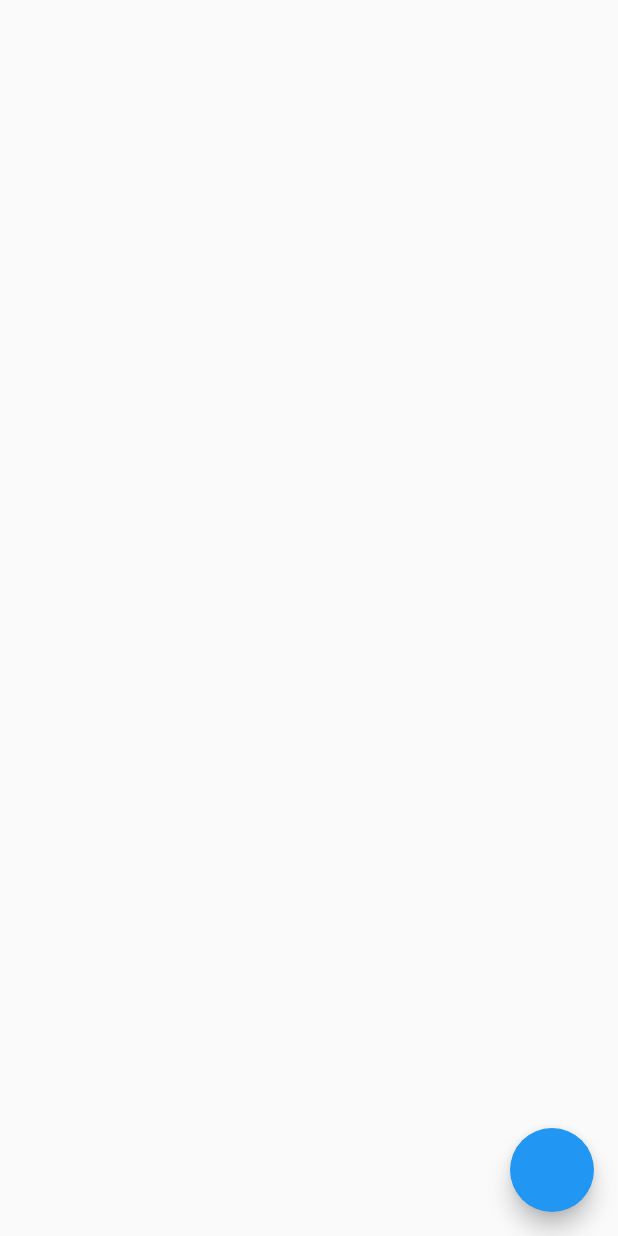
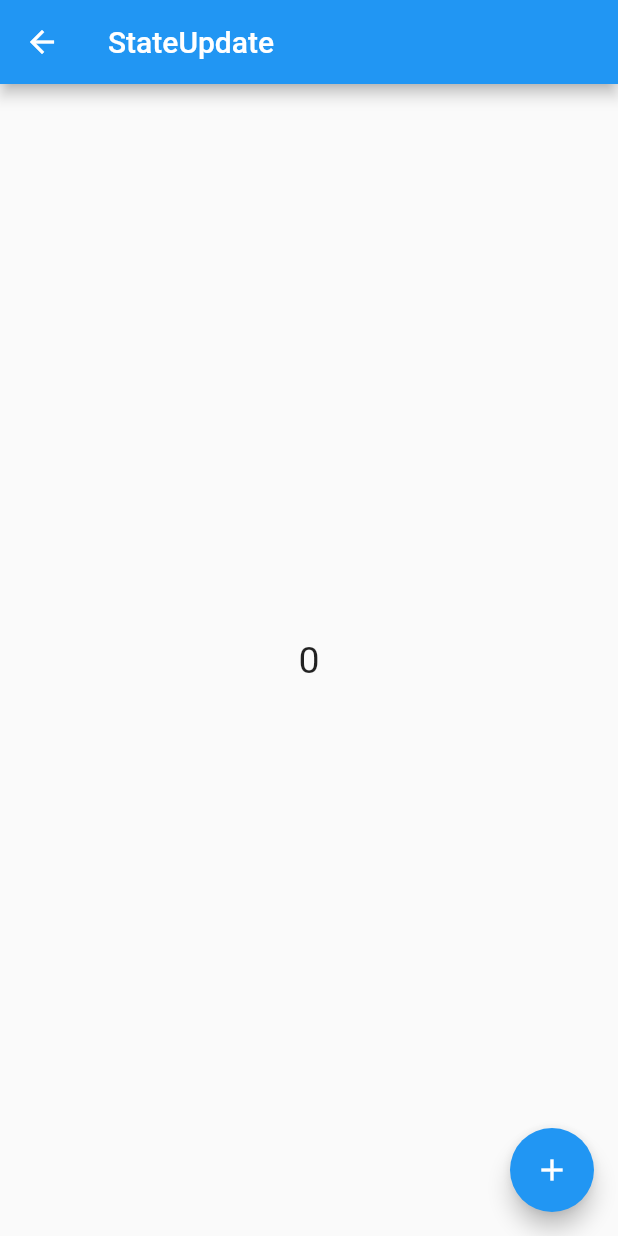
Before and after one commit to sHong7512/flutter_riverpod_example, a Flutter app: the StateUpdateScreen screen opened directly, on a phone screen of 412 x 824 dp. Run offline on Flutter 3.47's test engine with Material 2 defaults, Android fonts, the phone set to English and light mode, and no system bars; our stand-ins replace flutter_riverpod.

Commit message:
[Modify] StateUpdate Example

```diff
--- a/lib/screen/example/state_update_screen.dart
+++ b/lib/screen/example/state_update_screen.dart
@@ -5,15 +5,25 @@ import 'package:flutter_riverpod/flutter_riverpod.dart';
 final counterProvider = StateProvider<int>((ref) => 0);
 
 class StateUpdateScreen extends ConsumerWidget {
-  const StateUpdateScreen({Key? key}): super(key: key);
+  const StateUpdateScreen({Key? key}) : super(key: key);
 
   @override
   Widget build(BuildContext context, WidgetRef ref) {
     return Scaffold(
+      appBar: AppBar(
+        title: const Text('StateUpdate'),
+      ),
       floatingActionButton: FloatingActionButton(
         onPressed: () {
           ref.read(counterProvider.notifier).update((state) => state + 1);
         },
+        child: const Icon(Icons.add),
+      ),
+      body: Center(
+        child: Text(
+          '${ref.watch(counterProvider)}',
+          style: TextStyle(fontSize: 25),
+        ),
       ),
     );
   }
```
